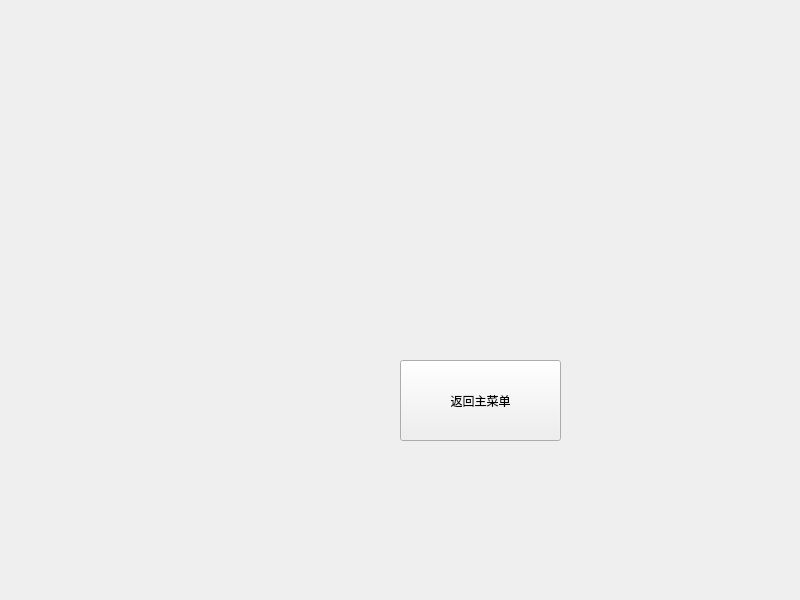
First picture: the form in code/window/configwindow.ui, repository YXHXianYu/2022-BJTU-DataStructure-FinalProject, before the edit.
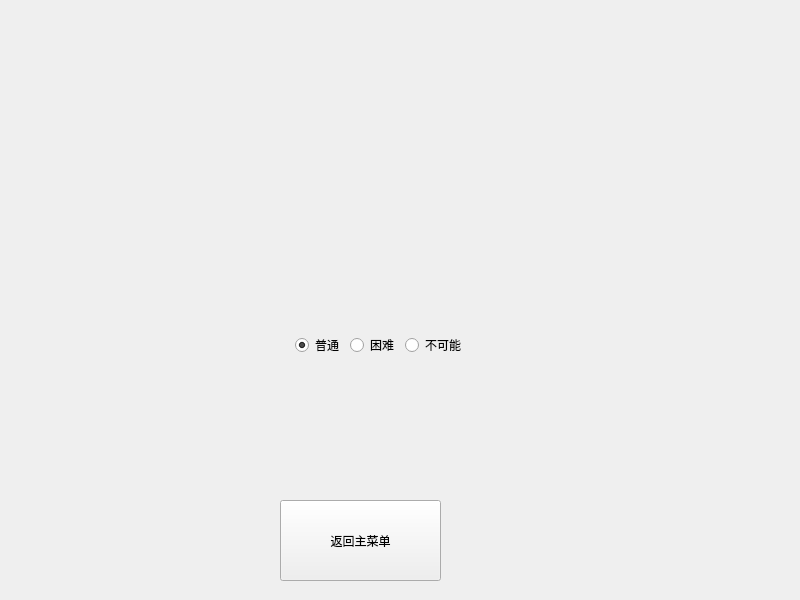
Second picture: the form after the edit.

What changed in the file:
```diff
--- a/code/window/configwindow.ui
+++ b/code/window/configwindow.ui
@@ -17,8 +17,8 @@
    <widget class="QPushButton" name="btnReturn">
     <property name="geometry">
      <rect>
-      <x>400</x>
-      <y>360</y>
+      <x>280</x>
+      <y>500</y>
       <width>161</width>
       <height>81</height>
      </rect>
@@ -27,6 +27,71 @@
      <string>返回主菜单</string>
     </property>
    </widget>
+   <widget class="QWidget" name="horizontalLayoutWidget">
+    <property name="geometry">
+     <rect>
+      <x>240</x>
+      <y>320</y>
+      <width>281</width>
+      <height>51</height>
+     </rect>
+    </property>
+    <layout class="QHBoxLayout" name="DifficultyLayout">
+     <item>
+      <spacer name="horizontalSpacer">
+       <property name="orientation">
+        <enum>Qt::Horizontal</enum>
+       </property>
+       <property name="sizeHint" stdset="0">
+        <size>
+         <width>40</width>
+         <height>20</height>
+        </size>
+       </property>
+      </spacer>
+     </item>
+     <item>
+      <widget class="QRadioButton" name="rbtnEasy">
+       <property name="text">
+        <string>普通</string>
+       </property>
+       <property name="checked">
+        <bool>true</bool>
+       </property>
+      </widget>
+     </item>
+     <item>
+      <widget class="QRadioButton" name="rbtnNormal">
+       <property name="text">
+        <string>困难</string>
+       </property>
+       <property name="checked">
+        <bool>false</bool>
+       </property>
+      </widget>
+     </item>
+     <item>
+      <widget class="QRadioButton" name="rbtnHard">
+       <property name="text">
+        <string>不可能</string>
+       </property>
+      </widget>
+     </item>
+     <item>
+      <spacer name="horizontalSpacer_2">
+       <property name="orientation">
+        <enum>Qt::Horizontal</enum>
+       </property>
+       <property name="sizeHint" stdset="0">
+        <size>
+         <width>40</width>
+         <height>20</height>
+        </size>
+       </property>
+      </spacer>
+     </item>
+    </layout>
+   </widget>
   </widget>
  </widget>
  <resources/>
```
